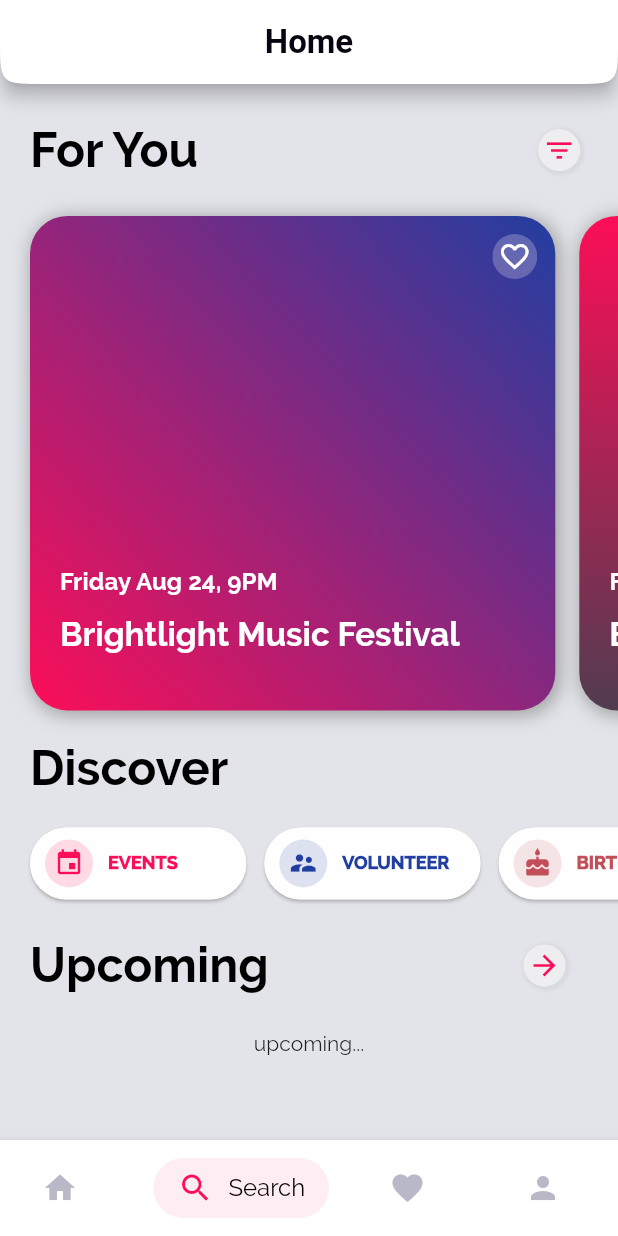
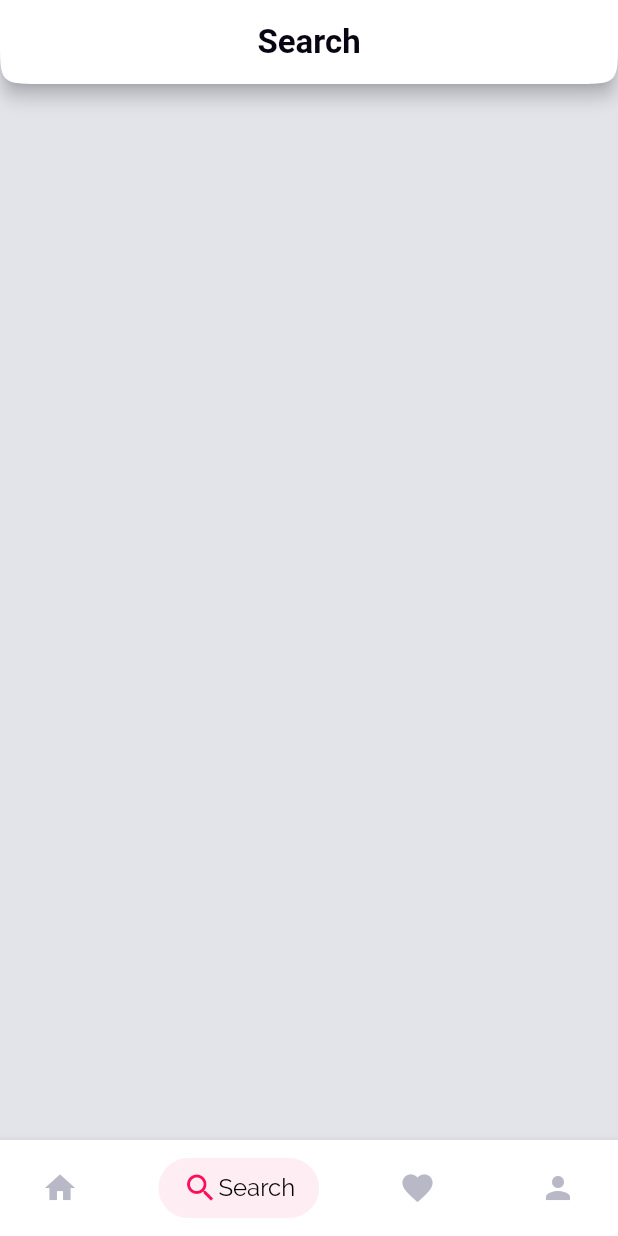
Before and after one commit to RahulNagaraj/tech_hub_ui, a Flutter app: the screen it shows after launch, item 2 of the bottom bar chosen, on a phone screen of 412 x 824 dp. Run offline on Flutter 3.47's test engine with Material 2 defaults, Android fonts, the phone set to English and light mode, and no system bars.

Commit message:
switch between different pages

```diff
--- /dev/null
+++ b/lib/app.dart
@@ -0,0 +1,43 @@
+import 'package:flutter/material.dart';
+
+import './models/nativation_bar_item.dart';
+import './pages/favorites_page.dart';
+import './pages/home_page.dart';
+import './pages/profile_page.dart';
+import './pages/search_page.dart';
+import './widgets/bottom_navigation_bar.dart';
+
+class App extends StatefulWidget {
+  @override
+  _AppState createState() => _AppState();
+}
+
+class _AppState extends State<App> {
+  int _selectedBarIndex = 0;
+  final List<Widget> _pages = <Widget>[
+    HomePage(),
+    SearchPage(),
+    FavoritesPage(),
+    ProfilePage(),
+  ];
+
+  void _onBottomBarItemTap(int index) {
+    if (index != _selectedBarIndex) {
+      setState(() {
+        _selectedBarIndex = index;
+      });
+    }
+  }
+
+  @override
+  Widget build(BuildContext context) {
+    return Scaffold(
+      body: _pages.elementAt(_selectedBarIndex),
+      bottomNavigationBar: BottomNavigation(
+        selectedBarIndex: _selectedBarIndex,
+        onBottomBarItemTap: _onBottomBarItemTap,
+        navigationBarItems: navigationBarItems,
+      ),
+    );
+  }
+}
--- a/lib/main.dart
+++ b/lib/main.dart
@@ -1,7 +1,7 @@
 import 'package:flutter/material.dart';
 
-import 'pages/home_page.dart';
-import 'styles/theme.dart';
+import './app.dart';
+import './styles/theme.dart';
 
 void main() => runApp(TechHub());
 
@@ -12,7 +12,7 @@ class TechHub extends StatelessWidget {
       debugShowCheckedModeBanner: false,
       title: 'Tech Hub',
       theme: Styles.themeData(),
-      home: HomePage(),
+      home: App(),
     );
   }
 }
--- a/lib/models/nativation_bar_item.dart
+++ b/lib/models/nativation_bar_item.dart
@@ -8,12 +8,12 @@ class NavigationBarItem {
   final IconData iconData;
   final Color color;
 
-  NavigationBarItem(
-      {@required this.index,
-      @required this.title,
-      @required this.iconData,
-      @required this.color})
-      : assert(index != null),
+  NavigationBarItem({
+    @required this.index,
+    @required this.title,
+    @required this.iconData,
+    @required this.color,
+  })  : assert(index != null),
         assert(title != null),
         assert(iconData != null),
         assert(color != null);
@@ -21,7 +21,11 @@ class NavigationBarItem {
 
 final List<NavigationBarItem> navigationBarItems = [
   NavigationBarItem(
-      index: 0, title: 'Home', iconData: Icons.home, color: tertiaryTextColor),
+    index: 0,
+    title: 'Home',
+    iconData: Icons.home,
+    color: tertiaryTextColor,
+  ),
   NavigationBarItem(
       index: 1,
       title: 'Search',
--- a/lib/pages/home_page.dart
+++ b/lib/pages/home_page.dart
@@ -1,28 +1,13 @@
 import 'package:flutter/material.dart';
 
 import '../models/discover_tag.dart';
-import '../models/nativation_bar_item.dart';
 import '../styles/colors.dart';
-import '../widgets/bottom_navigation_bar.dart';
 import '../widgets/circular_icon_button.dart';
 import '../widgets/discover_tag.dart';
 import '../widgets/event_card.dart';
 import '../widgets/heading.dart';
 
-class HomePage extends StatefulWidget {
-  @override
-  _HomePageState createState() => _HomePageState();
-}
-
-class _HomePageState extends State<HomePage> {
-  int _selectedBarIndex = 0;
-
-  void _onBottomBarItemTap(index) {
-    setState(() {
-      _selectedBarIndex = index;
-    });
-  }
-
+class HomePage extends StatelessWidget {
   @override
   Widget build(BuildContext context) {
     final double _deviceWidth = MediaQuery.of(context).size.width;
@@ -168,11 +153,6 @@ class _HomePageState extends State<HomePage> {
           ),
         ),
       ),
-      bottomNavigationBar: BottomNavigation(
-        navigationBarItems: navigationBarItems,
-        selectedBarIndex: _selectedBarIndex,
-        onBottomBarItemTap: _onBottomBarItemTap,
-      ),
     );
   }
 }
--- /dev/null
+++ b/lib/pages/search_page.dart
@@ -0,0 +1,19 @@
+import 'package:flutter/material.dart';
+
+class SearchPage extends StatelessWidget {
+  @override
+  Widget build(BuildContext context) {
+    return Scaffold(
+      appBar: AppBar(
+        centerTitle: true,
+        title: Text('Search'),
+        shape: ContinuousRectangleBorder(
+          borderRadius: BorderRadius.only(
+            bottomLeft: Radius.circular(30.0),
+            bottomRight: Radius.circular(30.0),
+          ),
+        ),
+      ),
+    );
+  }
+}
--- a/lib/widgets/bottom_navigation_bar.dart
+++ b/lib/widgets/bottom_navigation_bar.dart
@@ -8,12 +8,15 @@ class BottomNavigation extends StatefulWidget {
   final Function onBottomBarItemTap;
   final List<NavigationBarItem> navigationBarItems;
 
-  const BottomNavigation(
-      {Key key,
+  const BottomNavigation({
+    Key key,
     @required this.selectedBarIndex,
     @required this.onBottomBarItemTap,
-      @required this.navigationBarItems})
-      : super(key: key);
+    @required this.navigationBarItems,
+  })  : assert(selectedBarIndex != null),
+        assert(onBottomBarItemTap != null),
+        assert(navigationBarItems != null),
+        super(key: key);
 
   @override
   _BottomNavigationState createState() => _BottomNavigationState();
@@ -27,25 +30,29 @@ class _BottomNavigationState extends State<BottomNavigation>
     List<Widget> _barItems = new List();
     for (var barItem in widget.navigationBarItems) {
       bool _isSelected = barItem.index == widget.selectedBarIndex;
-      _barItems.add(InkWell(
+      _barItems.add(
+        InkWell(
           onTap: () {
             widget.onBottomBarItemTap(barItem.index);
           },
           child: AnimatedContainer(
-          padding: const EdgeInsets.symmetric(horizontal: 16.0, vertical: 8.0),
+            padding: const EdgeInsets.symmetric(
+              horizontal: 16.0,
+              vertical: 8.0,
+            ),
             duration: duration,
             decoration: BoxDecoration(
               color: _isSelected ? tertiaryTintColor : Colors.transparent,
-              borderRadius: BorderRadius.all(Radius.circular(30))),
+              borderRadius: BorderRadius.all(
+                Radius.circular(30),
+              ),
+            ),
             child: Row(
               children: <Widget>[
                 Icon(
                   barItem.iconData,
                   color: _isSelected ? tertiaryTextColor : greyTextColor,
                   size: 24.0,
-              ),
-              SizedBox(
-                width: 10,
                 ),
                 AnimatedSize(
                   duration: duration,
@@ -54,11 +61,13 @@ class _BottomNavigationState extends State<BottomNavigation>
                   child: Text(
                     _isSelected ? barItem.title : '',
                     style: Theme.of(context).textTheme.caption,
-                  ))
+                  ),
+                ),
               ],
             ),
           ),
-      ));
+        ),
+      );
     }
     return _barItems;
   }
@@ -71,7 +80,6 @@ class _BottomNavigationState extends State<BottomNavigation>
       child: Padding(
         padding: const EdgeInsets.all(12.0),
         child: Row(
-          mainAxisSize: MainAxisSize.max,
           mainAxisAlignment: MainAxisAlignment.spaceBetween,
           children: _buildBarItems(context),
         ),
```
Also changed, not shown: lib/pages/favorites_page.dart (added, +19 -0 lines), lib/pages/profile_page.dart (added, +19 -0 lines). Lines whose indentation alone changed are shown as unchanged.
